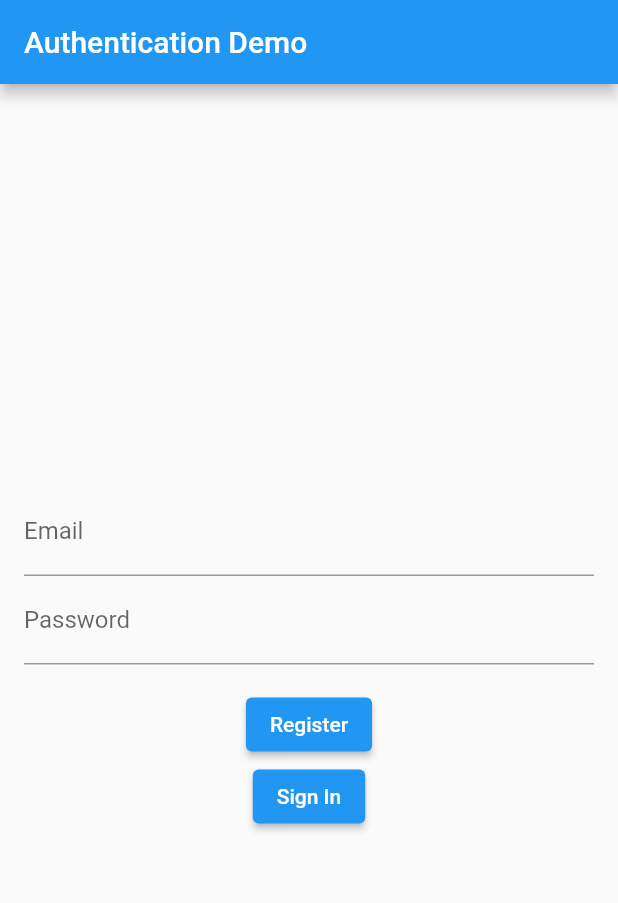
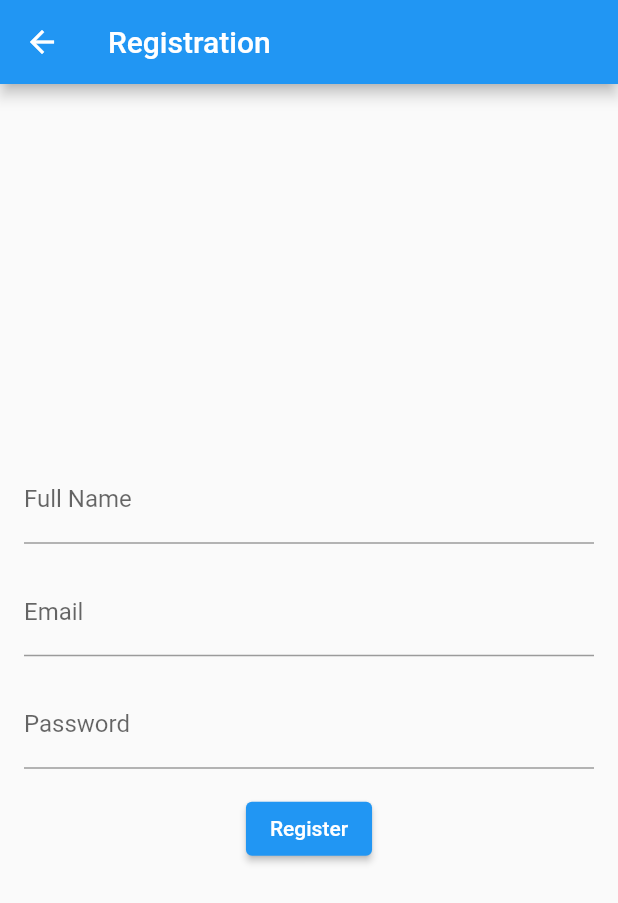
Before and after one commit to DilafruzShamsieva/the_fridge, a Flutter app: the screen it shows after launch, after a tap on "Register", on a phone screen of 412 x 824 dp. Shown: the top 903 px of the screen. Run offline on Flutter 3.47's test engine with Material 2 defaults, Android fonts, the phone set to English and light mode, and no system bars; our stand-ins replace firebase_auth, firebase_core; accounts and stored records are empty; network calls fail.

Commit message:
Register the user and Sign in . Move toHome screen

```diff
--- a/lib/main.dart
+++ b/lib/main.dart
@@ -2,6 +2,8 @@ import 'package:firebase_auth/firebase_auth.dart';
 import 'package:flutter/material.dart';
 import 'package:firebase_core/firebase_core.dart';
 import 'firebase_options.dart';
+import 'registration.dart';
+import 'home.dart';
 
 void main() async {
   WidgetsFlutterBinding.ensureInitialized();
@@ -15,7 +17,7 @@ class MyApp extends StatelessWidget {
   @override
   Widget build(BuildContext context) {
     return MaterialApp(
-      title: 'Authentication Demo',
+      title: 'The Fridge',
       home: AuthenticationScreen(),
     );
   }
@@ -32,11 +34,18 @@ class _AuthenticationScreenState extends State<AuthenticationScreen> {
   final TextEditingController _emailController = TextEditingController();
   final TextEditingController _passwordController = TextEditingController();
 
+  void _navigateToRegistration() {
+    Navigator.push(
+      context,
+      MaterialPageRoute(builder: (context) => RegistrationScreen()),
+    );
+  }
+
   @override
   Widget build(BuildContext context) {
     return Scaffold(
       appBar: AppBar(
-        title: Text('Authentication Demo'),
+        title: Text('The Fridge'),
       ),
       body: Padding(
         padding: EdgeInsets.all(16.0),
@@ -54,21 +63,7 @@ class _AuthenticationScreenState extends State<AuthenticationScreen> {
             ),
             SizedBox(height: 16.0),
             ElevatedButton(
-              onPressed: () async {
-                String email = _emailController.text.trim();
-                String password = _passwordController.text.trim();
-
-                try {
-                  UserCredential userCredential =
-                      await _auth.createUserWithEmailAndPassword(
-                    email: email,
-                    password: password,
-                  );
-                  print('User registered: ${userCredential.user?.email}');
-                } catch (e) {
-                  print('Error registering user: $e');
-                }
-              },
+              onPressed: _navigateToRegistration,
               child: Text('Register'),
             ),
             ElevatedButton(
@@ -82,9 +77,20 @@ class _AuthenticationScreenState extends State<AuthenticationScreen> {
                     email: email,
                     password: password,
                   );
-                  print('User signed in: ${userCredential.user?.email}');
+
+                  // Check if the sign-in was successful
+                  if (userCredential.user != null) {
+                    // Navigate to the home page
+                    Navigator.pushReplacement(
+                      context,
+                      MaterialPageRoute(builder: (context) => HomeScreen()),
+                    );
+                  } else {
+                    print('User not signed in');
+                  }
                 } catch (e) {
                   print('Error signing in: $e');
+                  // Handle sign-in error
                 }
               },
               child: Text('Sign In'),
--- /dev/null
+++ b/lib/registration.dart
@@ -0,0 +1,95 @@
+import 'package:flutter/material.dart';
+import 'package:firebase_auth/firebase_auth.dart';
+import 'home.dart';
+
+class RegistrationScreen extends StatelessWidget {
+  final TextEditingController _fullNameController = TextEditingController();
+  final TextEditingController _emailController = TextEditingController();
+  final TextEditingController _passwordController = TextEditingController();
+
+  final FirebaseAuth _auth = FirebaseAuth.instance;
+
+  @override
+  Widget build(BuildContext context) {
+    return Scaffold(
+      appBar: AppBar(
+        title: Text('Registration'),
+      ),
+      body: Padding(
+        padding: EdgeInsets.all(16.0),
+        child: Column(
+          mainAxisAlignment: MainAxisAlignment.center,
+          children: [
+            TextFormField(
+              controller: _fullNameController,
+              decoration: InputDecoration(labelText: 'Full Name'),
+            ),
+            SizedBox(height: 16.0),
+            TextFormField(
+              controller: _emailController,
+              decoration: InputDecoration(labelText: 'Email'),
+              keyboardType: TextInputType.emailAddress,
+            ),
+            SizedBox(height: 16.0),
+            TextFormField(
+              controller: _passwordController,
+              decoration: InputDecoration(labelText: 'Password'),
+              obscureText: true,
+            ),
+            SizedBox(height: 16.0),
+            ElevatedButton(
+              onPressed: () async {
+                // Perform registration logic here
+                String fullName = _fullNameController.text.trim();
+                String email = _emailController.text.trim();
+                String password = _passwordController.text.trim();
+
+                try {
+                  UserCredential userCredential =
+                      await _auth.createUserWithEmailAndPassword(
+                    email: email,
+                    password: password,
+                  );
+                  print('User registered: ${userCredential.user?.email}');
+                  User? user = userCredential.user;
+
+                  if (user != null) {
+                    // Navigate to the home page
+                    Navigator.pushReplacement(
+                      context,
+                      MaterialPageRoute(builder: (context) => HomeScreen()),
+                    );
+                  }
+                  // Add additional logic if needed, e.g., save user information to Firestore
+                } catch (e) {
+                  print('Error registering user: $e');
+
+                  // Handle registration error and display an error message to the user
+                  String errorMessage =
+                      'Registration failed. Please try again.';
+                  if (e is FirebaseAuthException) {
+                    if (e.code == 'weak-password') {
+                      errorMessage = 'The password provided is too weak.';
+                    } else if (e.code == 'email-already-in-use') {
+                      errorMessage =
+                          'The account already exists for that email.';
+                    }
+                  }
+
+                  // Show error message to the user
+                  ScaffoldMessenger.of(context).showSnackBar(
+                    SnackBar(
+                      content: Text(errorMessage),
+                      duration: Duration(seconds: 5),
+                    ),
+                  );
+                }
+              },
+              child: Text('Register'),
+            ),
+          ],
+        ),
+      ),
+    );
+  }
+}
--- a/pubspec.yaml
+++ b/pubspec.yaml
@@ -18,12 +18,13 @@ dependencies:
   firebase_core: ^2.22.0
   firebase_auth: ^4.14.0
   firebase_app_installations: ^0.2.4+4
+  cloud_firestore: ^4.13.1
 
 dev_dependencies:
   flutter_test:
     sdk: flutter
 
-  flutter_lints: ^2.0.0
+  flutter_lints: ^3.0.1
 
 flutter:
   uses-material-design: true
```
Also changed, not shown: lib/home.dart (added, +41 -0 lines), pubspec.lock, 4 other files.
